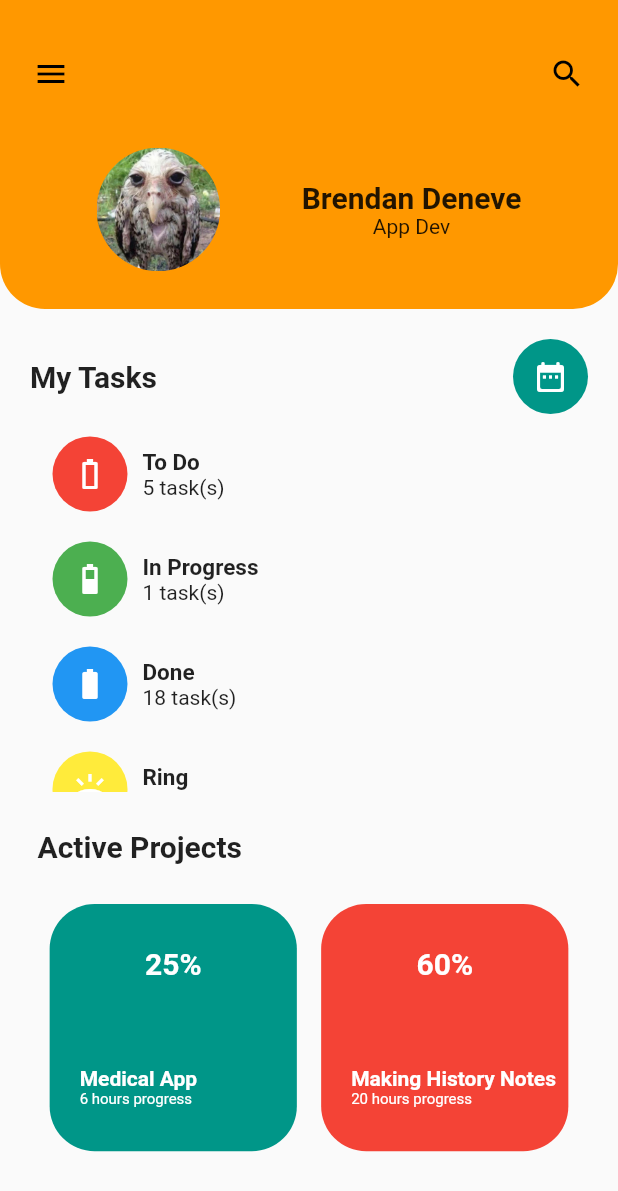
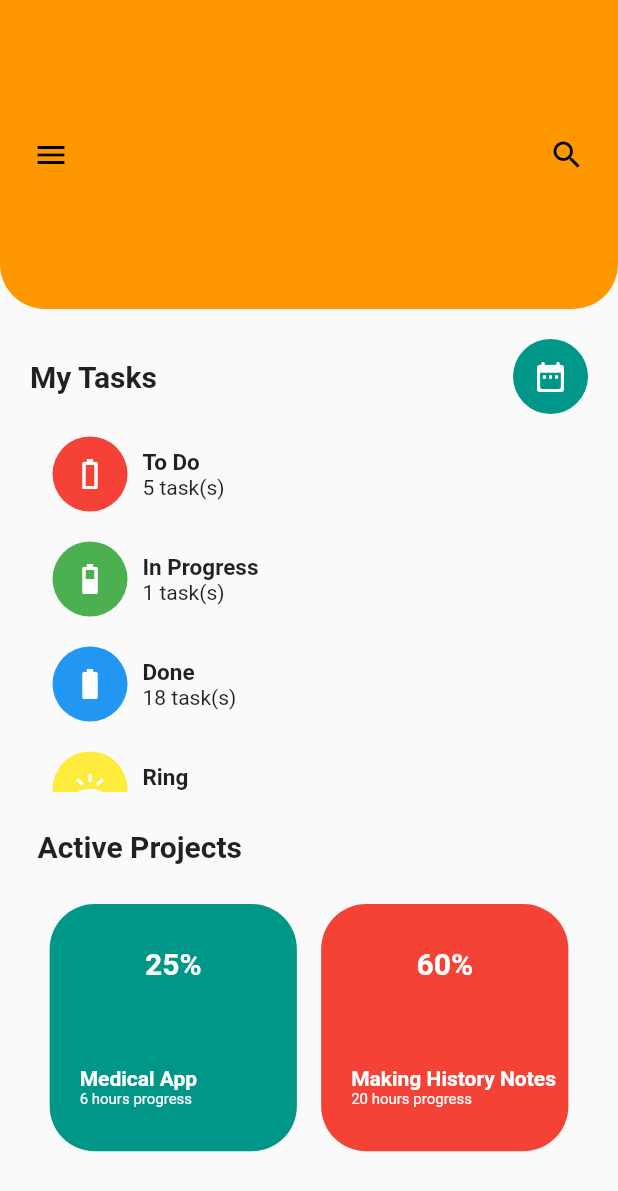
Before and after one commit to FlorisGC/flutter_layout_challenge, a Flutter app: the screen it shows after launch, on a phone screen of 412 x 824 dp. Shown: the top 1191 px of the screen. Run offline on Flutter 3.47's test engine with Material 2 defaults, Android fonts, the phone set to English and light mode, and no system bars.

Commit message:
very slight profile changes

```diff
--- a/lib/controller/profilebox_addons/pfpnamejob.dart
+++ /dev/null
@@ -1,66 +0,0 @@
-import 'dart:typed_data';
-
-import 'package:flutter/material.dart';
-import 'package:flutter_image_picker/flutter_image_picker.dart';
-import 'package:flutter_layout_challenge/screensize.dart';
-
-class ProfilePfpNameJob extends StatefulWidget {
-  const ProfilePfpNameJob({super.key});
-
-  @override
-  State<ProfilePfpNameJob> createState() => ProfilePfpNameJobState();
-}
-
-class ProfilePfpNameJobState extends State<ProfilePfpNameJob> {
-  String name = "Brendan Deneve";
-  String job = "App Dev";
-  Uint8List? _pickedImage;
-
-  @override
-  Widget build(BuildContext context) {
-    return Row(
-      mainAxisAlignment: MainAxisAlignment.spaceEvenly,
-      children: [
-        GestureDetector(
-          onTap: _pickImage,
-          child: ClipOval(
-              child: _pickedImage != null
-                  ? Image.memory(
-                      _pickedImage!,
-                      width: screenHeight(context) * 0.1,
-                      height: screenHeight(context) * 0.1,
-                      fit: BoxFit.cover,
-                    )
-                  : Image.asset(
-                      'images/pfp.png',
-                      width: screenHeight(context) * 0.1,
-                      height: screenHeight(context) * 0.1,
-                      fit: BoxFit.cover,
-                    )),
-        ),
-        Column(
-          mainAxisAlignment: MainAxisAlignment.end,
-          children: [
-            Text(
-              name,
-              style: const TextStyle(fontWeight: FontWeight.bold, fontSize: 20),
-            ),
-            Text(job)
-          ],
-        )
-      ],
-    );
-  }
-
-  void _pickImage() async {
-    final imageInBytes = await showModalBottomSheet<Uint8List?>(
-        context: context,
-        backgroundColor: Colors.white,
-        builder: (BuildContext context) => const ImagePicker());
-    if (imageInBytes != null) {
-      setState(() {
-        _pickedImage = imageInBytes;
-      });
-    }
-  }
-}
--- a/lib/view/boxes/box_profile.dart
+++ b/lib/view/boxes/box_profile.dart
@@ -1,14 +1,10 @@
 import 'package:flutter/material.dart';
-import 'package:flutter_layout_challenge/controller/profilebox_addons/pfpnamejob.dart';
 import 'package:flutter_layout_challenge/controller/profilebox_addons/search.dart';
 import 'package:flutter_layout_challenge/screensize.dart';
 import 'package:flutter_layout_challenge/controller/profilebox_addons/hamburger.dart';
 
 class BoxProfile extends StatelessWidget {
   const BoxProfile({super.key});
-
-  final String name = "Brendan Deneve";
-  final String job = "App Dev";
 
 
   @override
@@ -36,7 +32,6 @@ class BoxProfile extends StatelessWidget {
                         ProfileSearch()
                       ],
                     ),
-                    ProfilePfpNameJob()
                   ],
                 ),
               ),
```
